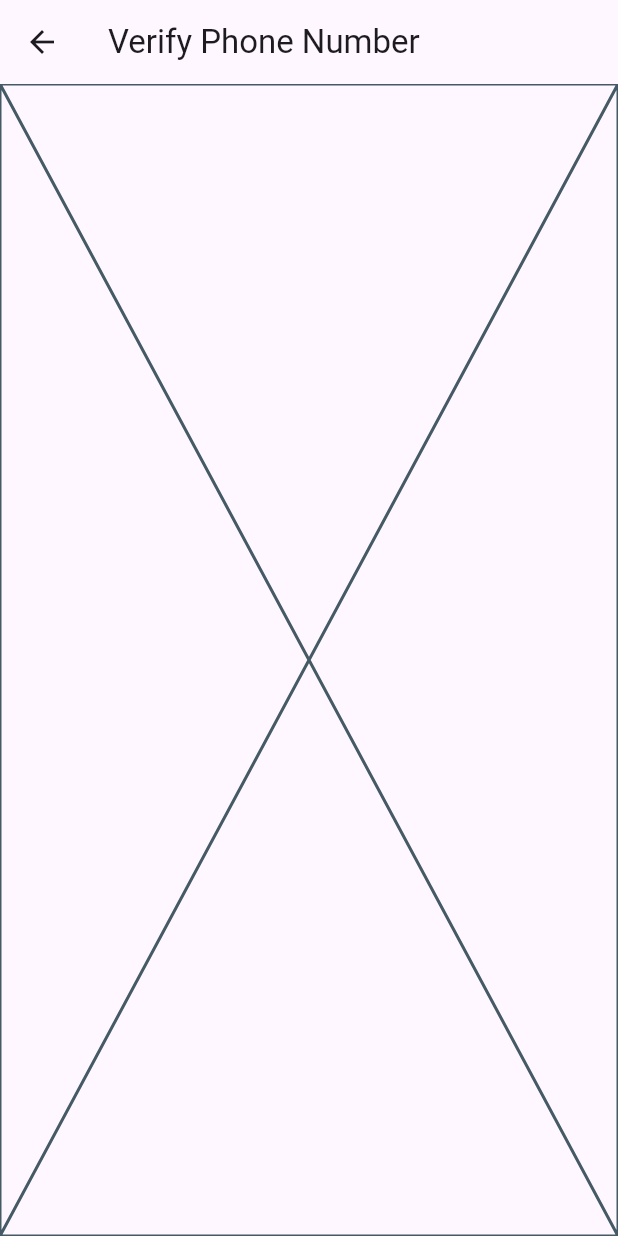
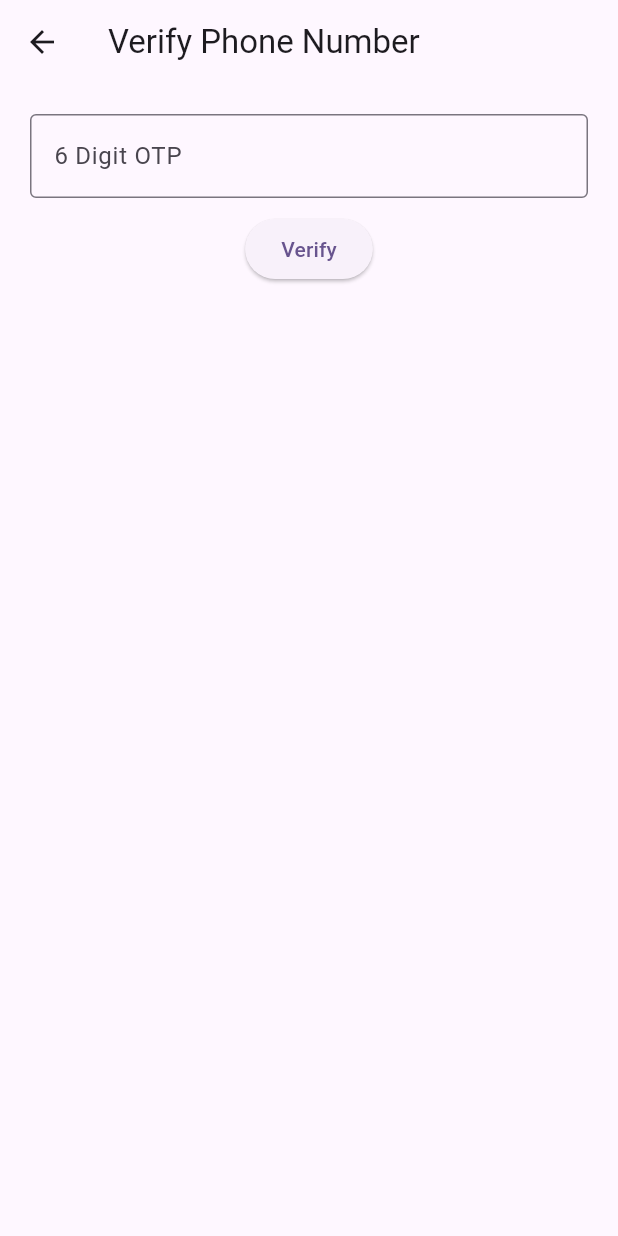
Before and after one commit to abidroid/bloc_cubit_phone_auth, a Flutter app: the VerifyPhoneNumber screen opened directly, on a phone screen of 412 x 824 dp. Run offline on Flutter 3.47's test engine with Material 3 defaults, Android fonts, the phone set to English and light mode, and no system bars; our stand-ins replace bloc, firebase_auth, firebase_core, flutter_bloc; accounts and stored records are empty.

Commit message:
verify otp done

```diff
--- a/lib/screens/verify_phone_number.dart
+++ b/lib/screens/verify_phone_number.dart
@@ -1,4 +1,7 @@
+import 'package:bloc_cubit_phone_auth/cubits/auth_cubit/auth_cubit.dart';
+import 'package:bloc_cubit_phone_auth/screens/home_screen.dart';
 import 'package:flutter/material.dart';
+import 'package:flutter_bloc/flutter_bloc.dart';
 
 class VerifyPhoneNumber extends StatefulWidget {
   const VerifyPhoneNumber({super.key});
@@ -8,13 +11,73 @@ class VerifyPhoneNumber extends StatefulWidget {
 }
 
 class _VerifyPhoneNumberState extends State<VerifyPhoneNumber> {
+  late TextEditingController otpController;
+
+  @override
+  void initState() {
+    super.initState();
+    otpController = TextEditingController();
+  }
+
+  @override
+  void dispose() {
+    otpController.dispose();
+    super.dispose();
+  }
+
   @override
   Widget build(BuildContext context) {
     return Scaffold(
       appBar: AppBar(
         title: const Text('Verify Phone Number'),
       ),
-      body: Placeholder(),
+      body: Padding(
+        padding: const EdgeInsets.all(20),
+        child: Column(
+          children: [
+            TextField(
+              controller: otpController,
+              maxLength: 6,
+              keyboardType: TextInputType.number,
+              decoration: const InputDecoration(
+                border: OutlineInputBorder(),
+                hintText: "6 Digit OTP",
+                counterText: "",
+              ),
+            ),
+            const SizedBox(height: 10),
+            BlocConsumer<AuthCubit, AuthState>(builder: (context, state) {
+              if (state is AuthLoadingState) {
+                return const Center(
+                  child: CircularProgressIndicator(),
+                );
+              }
+
+              return ElevatedButton(
+                  onPressed: () {
+                    String otp = otpController.text;
+                    BlocProvider.of<AuthCubit>(context).verifyOTP(otp);
+                  },
+                  child: const Text('Verify'));
+            }, listener: (context, state) {
+              if (state is AuthLoggedInState) {
+                Navigator.popUntil(context, (route) => route.isFirst);
+                Navigator.of(context).pushReplacement(MaterialPageRoute(builder: (_) {
+                  return const HomeScreen();
+                }));
+              } else if (state is AuthErrorState) {
+                ScaffoldMessenger.of(context).showSnackBar(SnackBar(
+                  content: Text(
+                    state.error.toString(),
+                  ),
+                  duration: const Duration(seconds: 1),
+                  backgroundColor: Colors.red,
+                ));
+              }
+            })
+          ],
+        ),
+      ),
     );
   }
 }
```
Also changed, not shown: lib/screens/home_screen.dart (+14 -0 lines).
